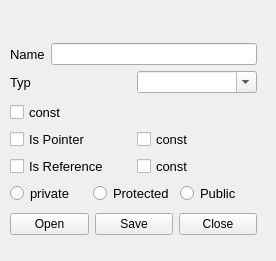
Above: Sources/Gui/attributewidget.ui from dreinstein/Codegenerator-Cplusplus before the change. Below: the same form after it.
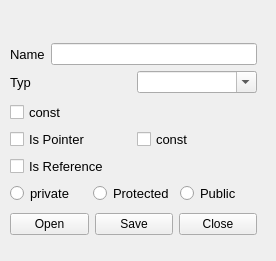
That is the form after the change.

Patch:
```diff
--- a/Sources/Gui/attributewidget.ui
+++ b/Sources/Gui/attributewidget.ui
@@ -192,18 +192,6 @@
           </property>
          </widget>
         </item>
-        <item>
-         <widget class="QCheckBox" name="checkBox_MemoryReferenceConst">
-          <property name="font">
-           <font>
-            <pointsize>10</pointsize>
-           </font>
-          </property>
-          <property name="text">
-           <string>const</string>
-          </property>
-         </widget>
-        </item>
        </layout>
       </item>
       <item>
```
